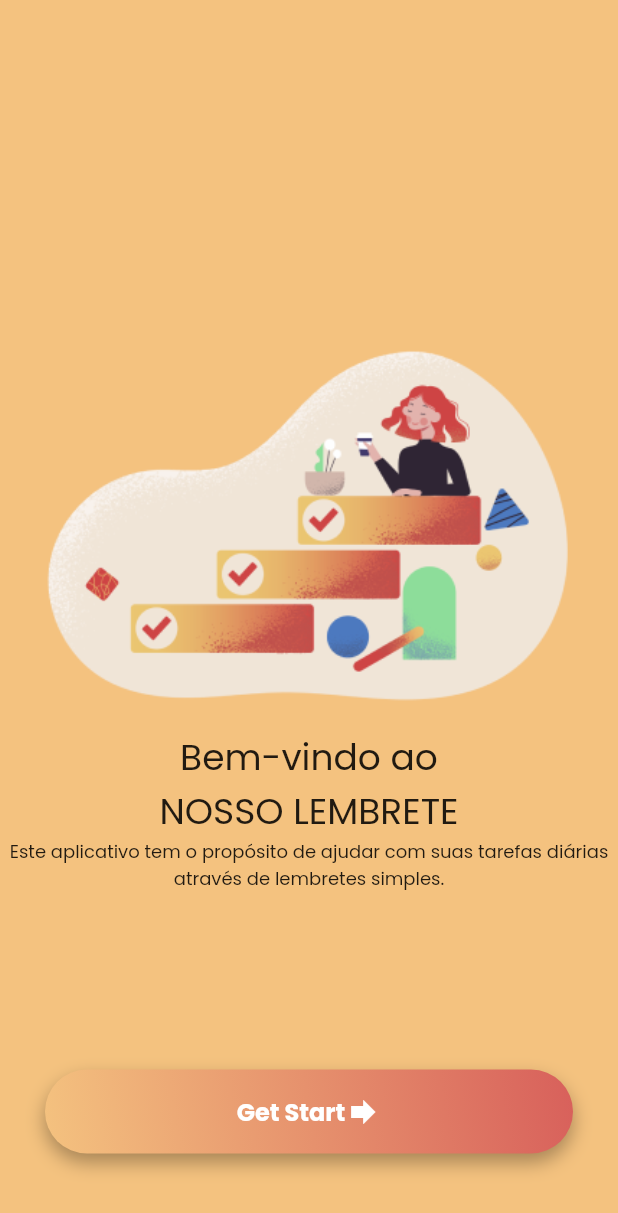
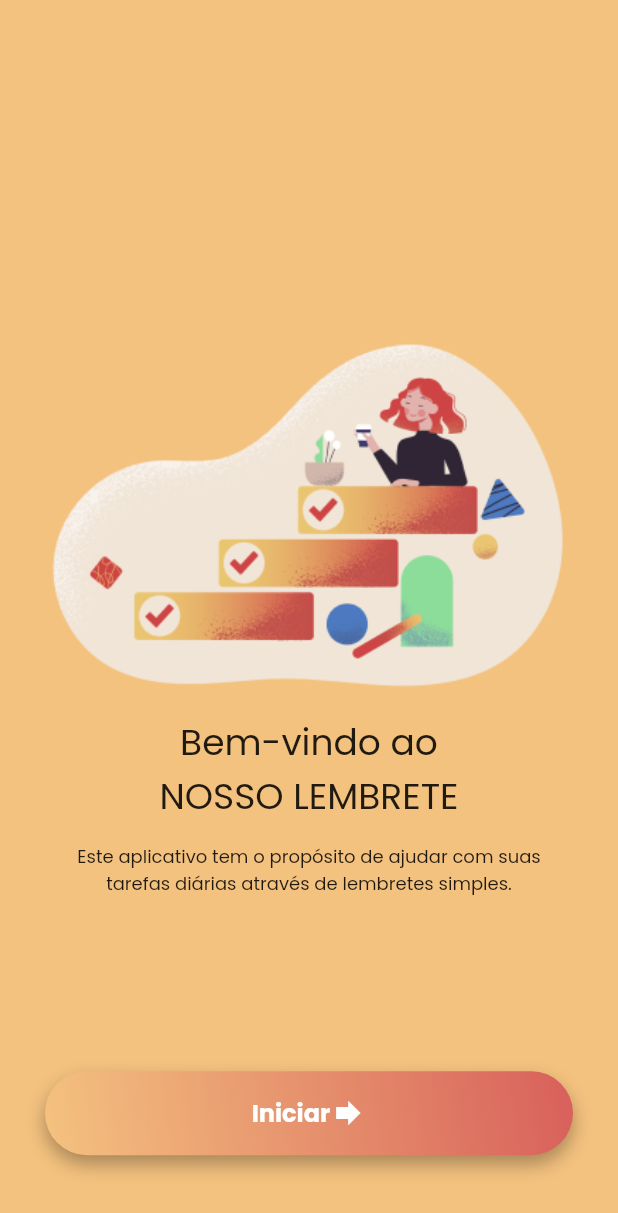
Before and after one commit to gabrielinaciosouza/todo-app, a Flutter app: the screen it shows after launch, on a phone screen of 412 x 824 dp. Shown: the top 1213 px of the screen. Run offline on Flutter 3.47's test engine with Material 2 defaults, Android fonts, the phone set to English and light mode, and no system bars.

```diff
--- a/lib/pages/welcome_page.dart
+++ b/lib/pages/welcome_page.dart
@@ -1,4 +1,5 @@
 import 'package:flutter/material.dart';
+import 'package:todo_app/pages/home_page.dart';
 
 class WelcomePage extends StatelessWidget {
   const WelcomePage({Key? key}) : super(key: key);
@@ -27,7 +28,9 @@ class WelcomePage extends StatelessWidget {
                 fontWeight: FontWeight.w400,
                 fontSize: 24),
           ),
-          const Text(
+          const Padding(
+            padding: EdgeInsets.only(right: 47, left: 47, top: 13),
+            child: Text(
               "Este aplicativo tem o propósito de ajudar com suas tarefas diárias através de lembretes simples.",
               textAlign: TextAlign.center,
               style: TextStyle(
@@ -35,44 +38,19 @@ class WelcomePage extends StatelessWidget {
                   fontWeight: FontWeight.w400,
                   fontSize: 12),
             ),
+          ),
           Expanded(
             flex: 15,
             child: Container(
               color: Colors.transparent,
             ),
           ),
-          Container(
-            height: 56,
-            width: double.infinity,
-            margin: const EdgeInsets.symmetric(horizontal: 30),
-            decoration: BoxDecoration(
-              gradient: const LinearGradient(
-                colors: [
-                  Color(0xFFF4C27F),
-                  Color(0xFFD8605B),
-                ],
-                begin: Alignment.bottomLeft,
-                end: Alignment.topRight,
-              ),
-              boxShadow: const [
-                BoxShadow(
-                  color: Color(0x50000000),
-                  blurRadius: 10,
-                  offset: Offset(0, 6),
-                )
-              ],
-              borderRadius: BorderRadius.circular(100),
-            ),
-            child: ElevatedButton(
-              style: ElevatedButton.styleFrom(
-                primary: Colors.transparent,
-                shadowColor: Colors.transparent,
-              ),
+          Button(
             child: Row(
               mainAxisAlignment: MainAxisAlignment.center,
               children: const [
                 Text(
-                    "Get Start",
+                  "Iniciar",
                   style: TextStyle(
                     fontFamily: "Poppins",
                     fontWeight: FontWeight.w700,
@@ -84,8 +62,6 @@ class WelcomePage extends StatelessWidget {
                 )
               ],
             ),
-              onPressed: () {},
-            ),
           ),
           const Expanded(flex: 7, child: SizedBox())
         ],
@@ -93,3 +69,63 @@ class WelcomePage extends StatelessWidget {
     );
   }
 }
+
+class Button extends StatelessWidget {
+  const Button(
+      {Key? key,
+      this.height = 56,
+      this.width = double.infinity,
+      this.gradient = const LinearGradient(
+        colors: [
+          Color(0xFFF4C27F),
+          Color(0xFFD8605B),
+        ],
+        begin: Alignment.bottomLeft,
+        end: Alignment.topRight,
+      ),
+      this.boxShadow = const [
+        BoxShadow(
+          color: Color(0x50000000),
+          blurRadius: 10,
+          offset: Offset(0, 6),
+        ),
+      ],
+      this.color,
+      required this.child})
+      : super(key: key);
+
+  final double height;
+  final double width;
+  final Gradient? gradient;
+  final List<BoxShadow>? boxShadow;
+  final Color? color;
+  final Widget child;
+
+  @override
+  Widget build(BuildContext context) {
+    return Container(
+      height: height,
+      width: width,
+      margin: const EdgeInsets.symmetric(horizontal: 30),
+      decoration: BoxDecoration(
+        gradient: gradient,
+        boxShadow: boxShadow,
+        borderRadius: BorderRadius.circular(100),
+        color: color,
+      ),
+      child: ElevatedButton(
+        style: ElevatedButton.styleFrom(
+            primary: Colors.transparent,
+            shadowColor: Colors.transparent,
+            shape: RoundedRectangleBorder(
+                borderRadius: BorderRadius.circular(100))),
+        child: child,
+        onPressed: () {
+          Navigator.of(context).push(MaterialPageRoute(
+            builder: (context) => const HomePage(),
+          ));
+        },
+      ),
+    );
+  }
+}
```
Also changed, not shown: lib/pages/home_page.dart (added, +42 -0 lines). Lines whose indentation alone changed are shown as unchanged.
